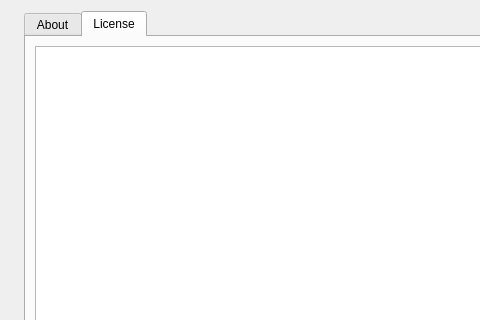
Before: the Qt Designer form SQLiteStudio3/SQLiteStudio/dialogs/aboutdialog.ui in pawelsalawa/sqlitestudio, drawn with Qt 5; both pictures show x 0 to 480 and y 0 to 320 of the 768 by 439 pixel window.
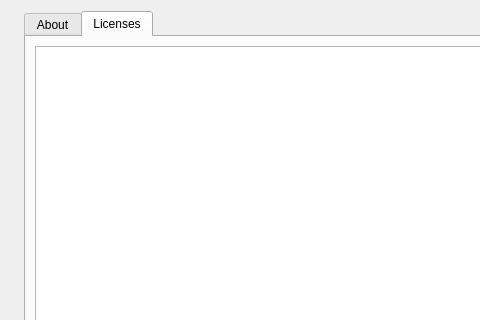
After: the same form once the commit is applied. Icons and pictures are not drawn.

Commit message: Added more entries to SQLiteStudio menu, added QHexEdit license.

What changed in the file:
```diff
--- a/SQLiteStudio3/SQLiteStudio/dialogs/aboutdialog.ui
+++ b/SQLiteStudio3/SQLiteStudio/dialogs/aboutdialog.ui
@@ -38,7 +38,7 @@
      </widget>
      <widget class="QWidget" name="license">
       <attribute name="title">
-       <string>License</string>
+       <string>Licenses</string>
       </attribute>
       <layout class="QVBoxLayout" name="verticalLayout_3">
        <item>
```
The commit also changes 16 other files.
